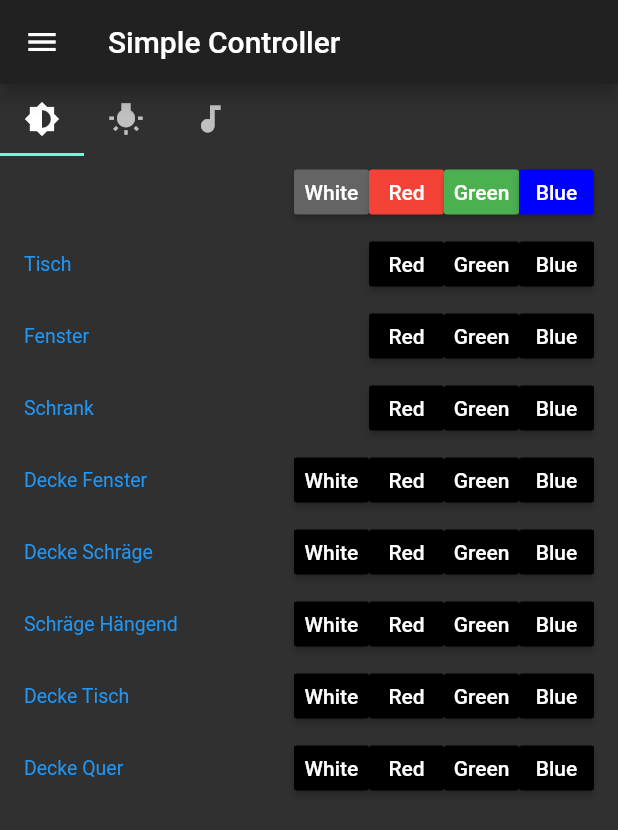
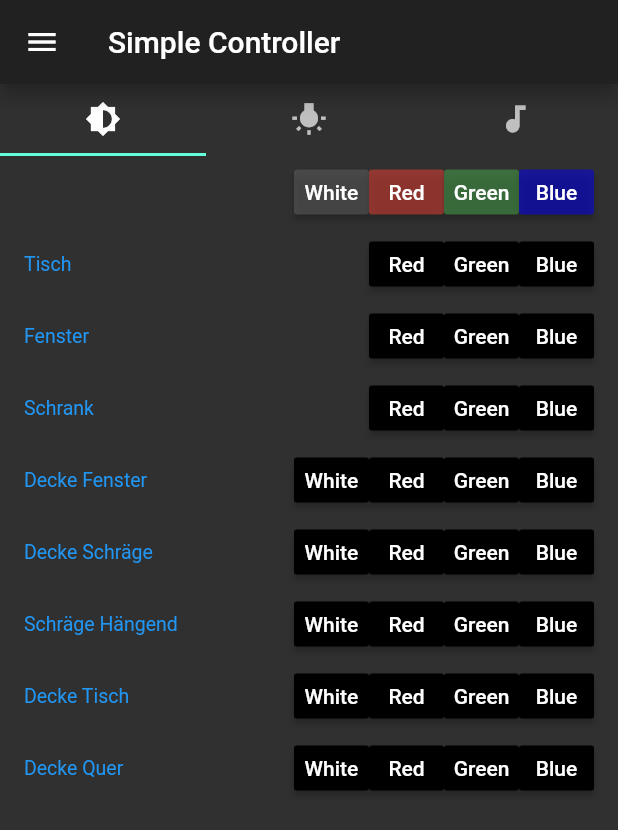
Before and after one commit to wiesesamuel/flutter_lightstorm, a Flutter app: the screen it shows after launch, on a phone screen of 412 x 824 dp. Shown: the top 830 px of the screen. Run offline on Flutter 3.47's test engine with Material 2 defaults, Android fonts, the phone set to English and light mode, and no system bars.

Commit message:
change group colors. make tab wider

```diff
--- a/lib/models/group_controller.dart
+++ b/lib/models/group_controller.dart
@@ -23,14 +23,11 @@ class _GroupControllerState extends State<GroupController> {
     children.addAll(buttons);
     return Container(
       child: ListTile(
-        //contentPadding: null,
         dense: true,
-        //subtitle: Text(controllerState ? on : off),
         trailing: Container(
-            //padding: EdgeInsets.symmetric(horizontal: 20, vertical: 1),
             child: Row(
           children: children,
-          mainAxisAlignment: MainAxisAlignment.spaceBetween,
+          mainAxisAlignment: MainAxisAlignment.center,
           mainAxisSize: MainAxisSize.min,
         )),
       ),
--- a/lib/view/controller_view.dart
+++ b/lib/view/controller_view.dart
@@ -43,7 +43,7 @@ class _ControllerViewState extends State<ControllerView>
         length: titles.length,
         child: Scaffold(
             appBar: TabBar(
-              isScrollable: true,
+              //isScrollable: true,
               tabs: tabs,
               controller: _tabController,
               labelColor: getDefaultIconColor(),
--- a/lib/view/main_view.dart
+++ b/lib/view/main_view.dart
@@ -2,7 +2,6 @@ import 'package:flutter/material.dart';
 import 'package:lsd/controller/controller.dart';
 import 'package:lsd/models/app_theme.dart';
 import 'package:lsd/view/views.dart';
-
 
 class MainView extends StatefulWidget {
   final ReactiveController reactiveController = ReactiveController();
@@ -18,7 +17,7 @@ class _MainViewState extends State<MainView> {
   _MainViewState(this.reactiveController) {
     reactiveController.updateUI = () {
       setState(() {
-modelController.updateUI();
+        modelController.updateUI();
       });
     };
   }
```
Also changed, not shown: lib/models/button_generator.dart (+4 -4 lines).
